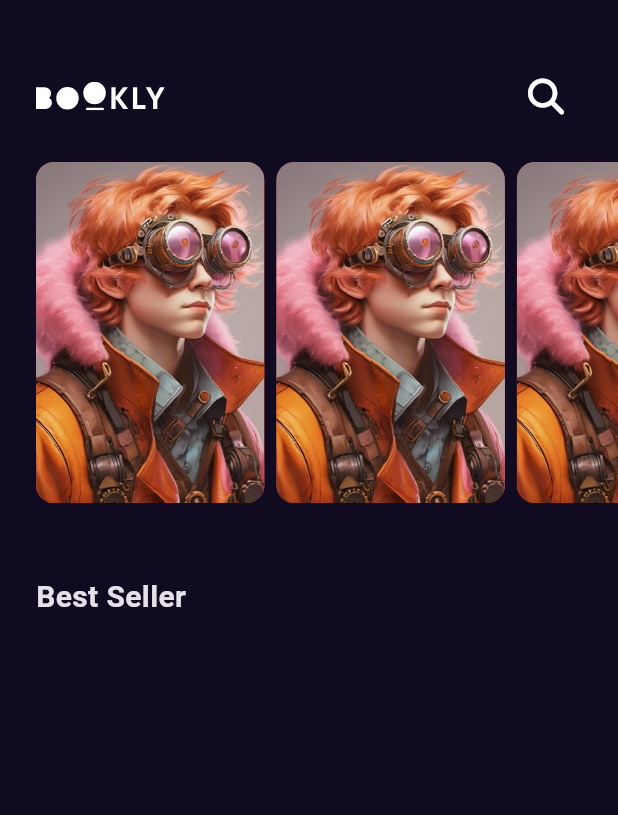
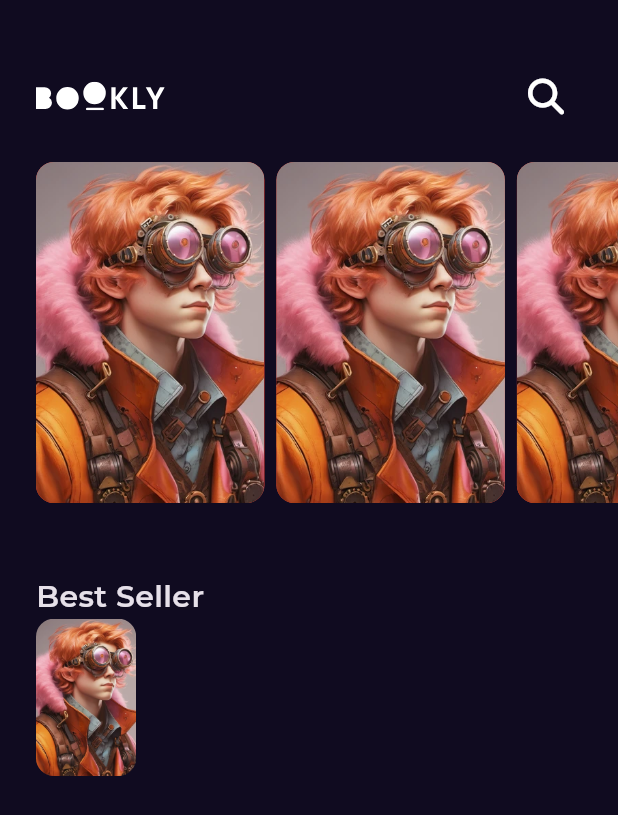
Before and after one commit to Eslam-Hossam1/bookly_app, a Flutter app: the screen it shows after launch, on a phone screen of 412 x 824 dp. Shown: the top 815 px of the screen. Run offline on Flutter 3.47's test engine with Material 3 defaults, Android fonts, the phone set to English and light mode, and no system bars; our stand-ins replace flutter_svg, font_awesome_flutter, get, google_fonts.

Commit message:
add google font , create best seller item part 1

```diff
--- /dev/null
+++ b/lib/Features/home/presentation/views/widgets/best_seller_item.dart
@@ -0,0 +1,10 @@
+import 'package:flutter/material.dart';
+
+class BestSellerItem extends StatelessWidget {
+  const BestSellerItem({super.key});
+
+  @override
+  Widget build(BuildContext context) {
+    return Container();
+  }
+}
--- a/lib/Features/home/presentation/views/widgets/home_bottom_side.dart
+++ b/lib/Features/home/presentation/views/widgets/home_bottom_side.dart
@@ -1,16 +1,18 @@
+import 'package:bookly_app/core/utils/assets.dart';
 import 'package:bookly_app/core/utils/styles.dart';
 import 'package:flutter/material.dart';
+import 'package:flutter/widgets.dart';
 
 class HomeBottomSide extends StatelessWidget {
   const HomeBottomSide({super.key});
 
   @override
   Widget build(BuildContext context) {
-    return const Padding(
-      padding: EdgeInsets.only(left: 24, right: 24, top: 48),
+    return Padding(
+      padding: EdgeInsets.only(left: 24, right: 24, top: 48, bottom: 24),
       child: Column(
         children: [
-          Row(
+          const Row(
             mainAxisAlignment: MainAxisAlignment.start,
             children: [
               Text(
@@ -19,6 +21,23 @@ class HomeBottomSide extends StatelessWidget {
               ),
             ],
           ),
+          SizedBox(
+            height: 105,
+            child: Row(
+              children: [
+                AspectRatio(
+                  aspectRatio: 70 / 110,
+                  child: Container(
+                    decoration: BoxDecoration(
+                        borderRadius: BorderRadius.circular(12),
+                        image: const DecorationImage(
+                            fit: BoxFit.cover,
+                            image: AssetImage(AssetsData.testImage))),
+                  ),
+                ),
+              ],
+            ),
+          )
         ],
       ),
     );
--- a/lib/main.dart
+++ b/lib/main.dart
@@ -2,6 +2,7 @@ import 'package:bookly_app/Features/splash/presentation/views/splash_view.dart';
 import 'package:bookly_app/constants.dart';
 import 'package:flutter/material.dart';
 import 'package:get/get.dart';
+import 'package:google_fonts/google_fonts.dart';
 
 void main() {
   runApp(const BooklyApp());
@@ -14,7 +15,10 @@ class BooklyApp extends StatelessWidget {
   Widget build(BuildContext context) {
     return GetMaterialApp(
       debugShowCheckedModeBanner: false,
-      theme: ThemeData.dark().copyWith(scaffoldBackgroundColor: kPrimaryColor),
+      theme: ThemeData.dark().copyWith(
+          scaffoldBackgroundColor: kPrimaryColor,
+          textTheme:
+              GoogleFonts.montserratTextTheme(ThemeData.dark().textTheme)),
       home: const SplashView(),
     );
   }
--- a/pubspec.yaml
+++ b/pubspec.yaml
@@ -34,6 +34,7 @@ dependencies:
   flutter_svg: ^2.0.10+1
   font_awesome_flutter: ^10.7.0
   get: ^4.6.6
+  google_fonts: ^6.2.1
 
 dev_dependencies:
   flutter_lints: ^3.0.0
```
Also changed, not shown: pubspec.lock, 1 other file.
